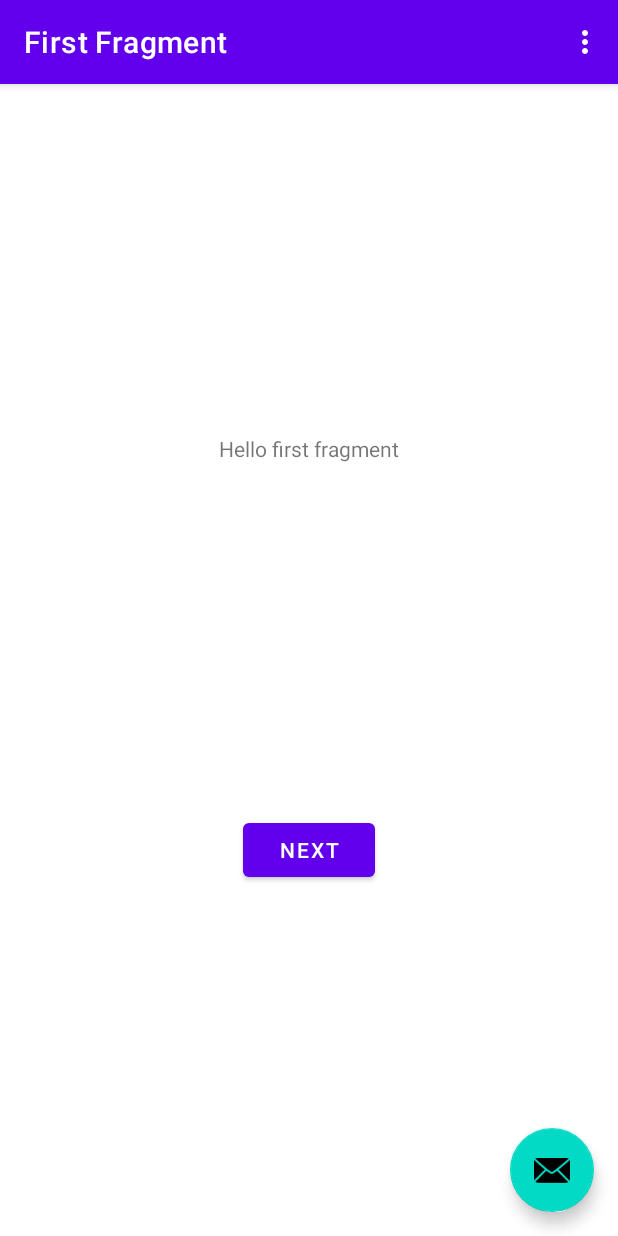
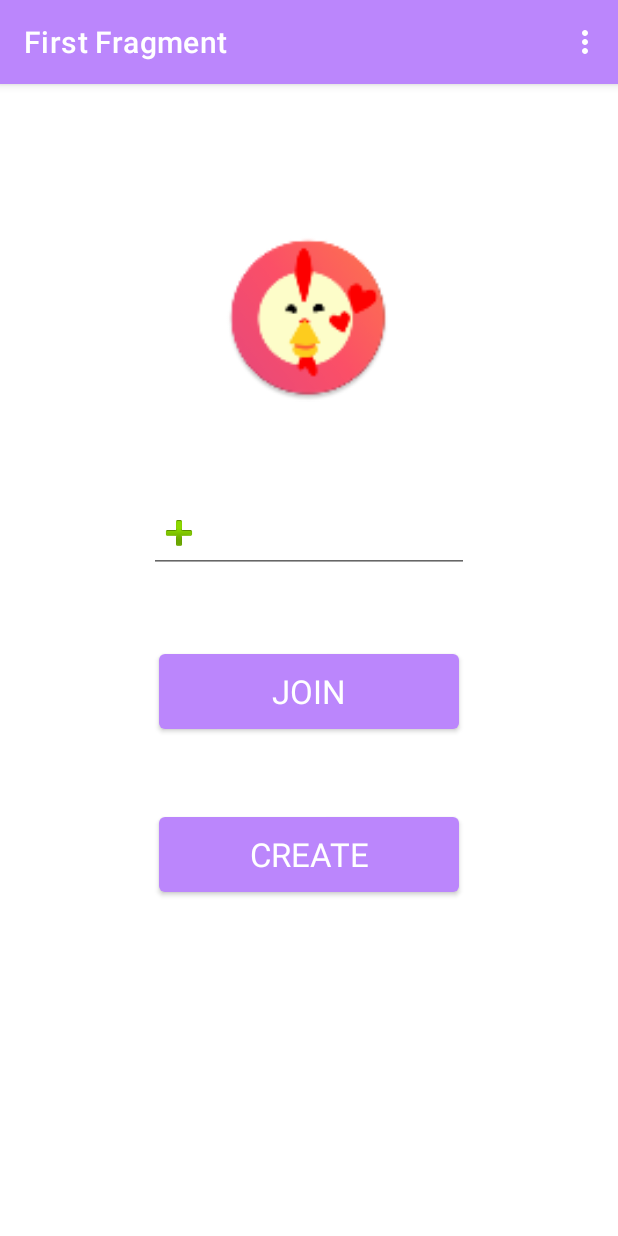
Before and after one commit to Blaemerson/ChickenTender, an Android app: the screen it shows after launch (MainActivity before the commit, WelcomeActivity after it), in the options menu, after a tap on "Settings", on a phone screen of 412 x 824 dp. Run offline under Robolectric (Android 15) with nearby library versions, the phone set to English and light mode, and no system bars; our stand-ins replace navigation-ui.

Commit message:
Generate random code on button press.

```diff
--- a/app/build.gradle
+++ b/app/build.gradle
@@ -28,6 +28,7 @@ android {
     buildFeatures {
         viewBinding true
     }
+    namespace 'com.chickentender.apk'
 }
 
 dependencies {
--- a/app/src/main/AndroidManifest.xml
+++ b/app/src/main/AndroidManifest.xml
@@ -1,7 +1,6 @@
 <?xml version="1.0" encoding="utf-8"?>
 <manifest xmlns:android="http://schemas.android.com/apk/res/android"
-    xmlns:tools="http://schemas.android.com/tools"
-    package="com.chickentender.apk">
+    xmlns:tools="http://schemas.android.com/tools">
 
     <application
         android:allowBackup="true"
@@ -14,7 +13,7 @@
         android:theme="@style/Theme.MyApplication"
         tools:targetApi="31">
         <activity
-            android:name=".MainActivity"
+            android:name=".WelcomeActivity"
             android:exported="true"
             android:label="@string/app_name"
             android:theme="@style/Theme.MyApplication.NoActionBar">
--- a/app/src/main/java/com/chickentender/apk/FirstFragment.java
+++ b/app/src/main/java/com/chickentender/apk/FirstFragment.java
@@ -17,7 +17,7 @@ public class FirstFragment extends Fragment {
 
     @Override
     public View onCreateView(
-            LayoutInflater inflater, ViewGroup container,
+            @NonNull LayoutInflater inflater, ViewGroup container,
             Bundle savedInstanceState
     ) {
 
@@ -29,13 +29,10 @@ public class FirstFragment extends Fragment {
     public void onViewCreated(@NonNull View view, Bundle savedInstanceState) {
         super.onViewCreated(view, savedInstanceState);
 
-        binding.buttonFirst.setOnClickListener(new View.OnClickListener() {
-            @Override
-            public void onClick(View view) {
-                NavHostFragment.findNavController(FirstFragment.this)
-                        .navigate(R.id.action_FirstFragment_to_SecondFragment);
-            }
-        });
+        binding.buttonFirst.setOnClickListener(view12 -> NavHostFragment.findNavController(FirstFragment.this)
+                .navigate(R.id.action_FirstFragment_to_SecondFragment));
+        binding.buttonSecond.setOnClickListener(view1 -> NavHostFragment.findNavController(FirstFragment.this)
+                .navigate(R.id.action_FirstFragment_to_SecondFragment));
     }
 
     @Override
--- a/app/src/main/java/com/chickentender/apk/SecondFragment.java
+++ b/app/src/main/java/com/chickentender/apk/SecondFragment.java
@@ -10,6 +10,8 @@ import androidx.fragment.app.Fragment;
 import androidx.navigation.fragment.NavHostFragment;
 
 import com.chickentender.apk.databinding.FragmentSecondBinding;
+
+import java.util.Random;
 
 public class SecondFragment extends Fragment {
 
@@ -27,8 +29,15 @@ public class SecondFragment extends Fragment {
     }
 
     public void onViewCreated(@NonNull View view, Bundle savedInstanceState) {
+        String zeros = "000000";
+        Random rnd = new Random();
+        String s = String.format("%06x", rnd.nextInt(0x1000000));
+        s = zeros.substring(s.length()) + s;
+        System.out.println("s = " + s);
+
         super.onViewCreated(view, savedInstanceState);
 
+        binding.textviewSecond.append(s);
         binding.buttonSecond.setOnClickListener(new View.OnClickListener() {
             @Override
             public void onClick(View view) {
--- a/app/src/main/java/com/chickentender/apk/MainActivity.java
+++ b/app/src/main/java/com/chickentender/apk/WelcomeActivity.java
@@ -18,7 +18,7 @@ import com.chickentender.apk.databinding.ActivityMainBinding;
 import android.view.Menu;
 import android.view.MenuItem;
 
-public class MainActivity extends AppCompatActivity {
+public class WelcomeActivity extends AppCompatActivity {
 
     private AppBarConfiguration appBarConfiguration;
     private ActivityMainBinding binding;
@@ -36,13 +36,13 @@ public class MainActivity extends AppCompatActivity {
         appBarConfiguration = new AppBarConfiguration.Builder(navController.getGraph()).build();
         NavigationUI.setupActionBarWithNavController(this, navController, appBarConfiguration);
 
-        binding.fab.setOnClickListener(new View.OnClickListener() {
-            @Override
-            public void onClick(View view) {
-                Snackbar.make(view, "Replace with your own action", Snackbar.LENGTH_LONG)
-                        .setAction("Action", null).show();
-            }
-        });
+//        binding.fab.setOnClickListener(new View.OnClickListener() {
+//            @Override
+//            public void onClick(View view) {
+//                Snackbar.make(view, "Replace with your own action", Snackbar.LENGTH_LONG)
+//                        .setAction("Action", null).show();
+//            }
+//        });
     }
 
     @Override
--- a/app/src/main/res/layout/activity_main.xml
+++ b/app/src/main/res/layout/activity_main.xml
@@ -4,7 +4,7 @@
     xmlns:tools="http://schemas.android.com/tools"
     android:layout_width="match_parent"
     android:layout_height="match_parent"
-    tools:context=".MainActivity">
+    tools:context=".WelcomeActivity">
 
     <com.google.android.material.appbar.AppBarLayout
         android:layout_width="match_parent"
@@ -22,13 +22,12 @@
 
     <include layout="@layout/content_main" />
 
-    <com.google.android.material.floatingactionbutton.FloatingActionButton
-        android:id="@+id/fab"
-        android:layout_width="wrap_content"
-        android:layout_height="wrap_content"
-        android:layout_gravity="bottom|end"
-        android:layout_marginEnd="@dimen/fab_margin"
-        android:layout_marginBottom="16dp"
-        app:srcCompat="@android:drawable/ic_dialog_email" />
+    <ImageView
+        android:id="@+id/imageView2"
+        android:layout_width="111dp"
+        android:layout_height="113dp"
+        android:layout_gravity="center"
+        android:translationY="-200dp"
+        app:srcCompat="@mipmap/ic_launcher_round" />
 
 </androidx.coordinatorlayout.widget.CoordinatorLayout>
--- a/app/src/main/res/layout/fragment_first.xml
+++ b/app/src/main/res/layout/fragment_first.xml
@@ -6,23 +6,40 @@
     android:layout_height="match_parent"
     tools:context=".FirstFragment">
 
-    <TextView
-        android:id="@+id/textview_first"
+    <EditText
+        android:id="@+id/editTextTextPersonName"
         android:layout_width="wrap_content"
         android:layout_height="wrap_content"
-        android:text="@string/hello_first_fragment"
+        android:layout_gravity="center"
+        android:layout_marginBottom="48dp"
+        android:drawableLeft="@android:drawable/ic_input_add"
+        android:ems="10"
+        android:inputType="textPersonName"
         app:layout_constraintBottom_toTopOf="@id/button_first"
         app:layout_constraintEnd_toEndOf="parent"
-        app:layout_constraintStart_toStartOf="parent"
-        app:layout_constraintTop_toTopOf="parent" />
+        app:layout_constraintStart_toStartOf="parent" />
 
     <Button
         android:id="@+id/button_first"
-        android:layout_width="wrap_content"
-        android:layout_height="wrap_content"
-        android:text="@string/next"
+        android:layout_width="200dp"
+        android:layout_height="62dp"
+        android:layout_gravity="center"
+        android:layout_marginBottom="332dp"
+        android:text="@string/join"
+        android:textAppearance="@style/TextAppearance.AppCompat.Large"
+        app:layout_constraintBottom_toBottomOf="parent"
+        app:layout_constraintEnd_toEndOf="parent"
+        app:layout_constraintStart_toStartOf="parent" />
+
+    <Button
+        android:id="@+id/button_second"
+        android:layout_width="200dp"
+        android:layout_height="62dp"
+        android:text="@string/create"
+        android:textAppearance="@style/TextAppearance.AppCompat.Large"
         app:layout_constraintBottom_toBottomOf="parent"
         app:layout_constraintEnd_toEndOf="parent"
         app:layout_constraintStart_toStartOf="parent"
-        app:layout_constraintTop_toBottomOf="@id/textview_first" />
+        app:layout_constraintTop_toBottomOf="@id/button_first"
+        app:layout_constraintVertical_bias="0.174" />
 </androidx.constraintlayout.widget.ConstraintLayout>
--- a/app/src/main/res/layout/fragment_second.xml
+++ b/app/src/main/res/layout/fragment_second.xml
@@ -10,6 +10,8 @@
         android:id="@+id/textview_second"
         android:layout_width="wrap_content"
         android:layout_height="wrap_content"
+        android:gravity="center"
+        android:textSize="30sp"
         app:layout_constraintBottom_toTopOf="@id/button_second"
         app:layout_constraintEnd_toEndOf="parent"
         app:layout_constraintStart_toStartOf="parent"
--- a/app/src/main/res/menu/menu_main.xml
+++ b/app/src/main/res/menu/menu_main.xml
@@ -1,7 +1,7 @@
 <menu xmlns:android="http://schemas.android.com/apk/res/android"
     xmlns:app="http://schemas.android.com/apk/res-auto"
     xmlns:tools="http://schemas.android.com/tools"
-    tools:context="com.chickentender.apk.MainActivity">
+    tools:context="com.chickentender.apk.WelcomeActivity">
     <item
         android:id="@+id/action_settings"
         android:orderInCategory="100"
--- a/app/src/main/res/values/strings.xml
+++ b/app/src/main/res/values/strings.xml
@@ -6,7 +6,11 @@
     <string name="second_fragment_label">Second Fragment</string>
     <string name="next">Next</string>
     <string name="previous">Previous</string>
+    <string name="join">JOIN</string>
+    <string name="create">CREATE</string>
 
     <string name="hello_first_fragment">Hello first fragment</string>
     <string name="hello_second_fragment">Hello second fragment. Arg: %1$s</string>
+
+    <string name="username">Hello</string>
 </resources>
--- a/app/src/main/res/values/themes.xml
+++ b/app/src/main/res/values/themes.xml
@@ -2,8 +2,8 @@
     <!-- Base application theme. -->
     <style name="Theme.MyApplication" parent="Theme.MaterialComponents.DayNight.DarkActionBar">
         <!-- Primary brand color. -->
-        <item name="colorPrimary">@color/purple_500</item>
-        <item name="colorPrimaryVariant">@color/purple_700</item>
+        <item name="colorPrimary">@color/purple_200</item>
+        <item name="colorPrimaryVariant">@color/purple_500</item>
         <item name="colorOnPrimary">@color/white</item>
         <!-- Secondary brand color. -->
         <item name="colorSecondary">@color/teal_200</item>
--- a/build.gradle
+++ b/build.gradle
@@ -1,7 +1,7 @@
 // Top-level build file where you can add configuration options common to all sub-projects/modules.
 plugins {
-    id 'com.android.application' version '7.2.2' apply false
-    id 'com.android.library' version '7.2.2' apply false
+    id 'com.android.application' version '7.3.0' apply false
+    id 'com.android.library' version '7.3.0' apply false
 }
 
 task clean(type: Delete) {
```
Also changed, not shown: gradle/wrapper/gradle-wrapper.properties.
